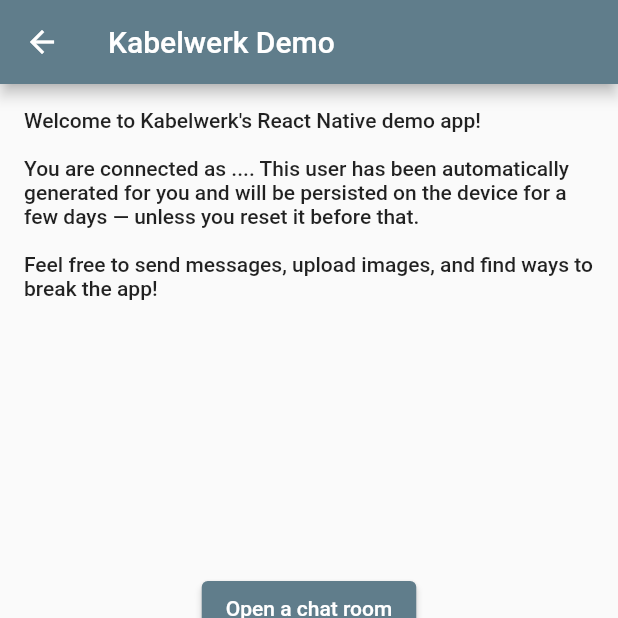
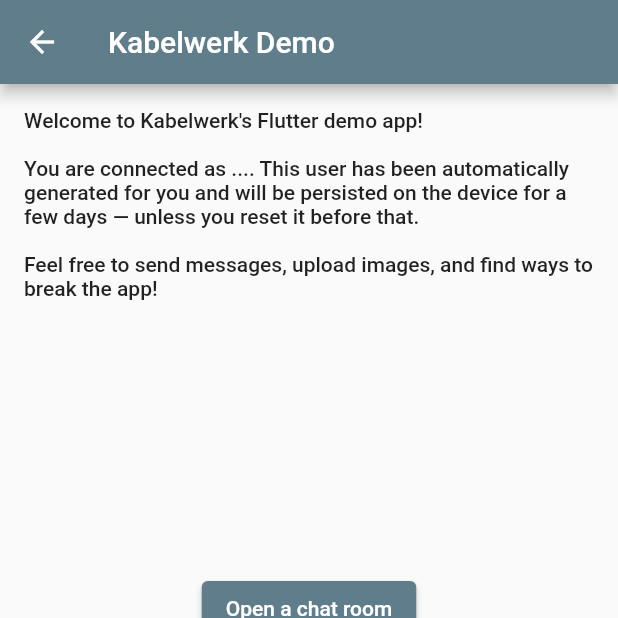
Before and after one commit to kabelwerk/sdk-dart, a Flutter app: the HomeScreen screen opened by its route, on a phone screen of 412 x 824 dp, the top half of it. Run offline on Flutter 3.47's test engine with Material 2 defaults, Android fonts, the phone set to English and light mode, and no system bars; our stand-ins replace cross_file, equatable, flutter_chat_types, flutter_chat_ui, flutter_secure_storage; missing offline and left inert: phoenix_socket; accounts and stored records are empty.

```diff
--- a/example/mobile/lib/home_screen.dart
+++ b/example/mobile/lib/home_screen.dart
@@ -22,7 +22,7 @@ class HomeScreen extends StatelessWidget {
           crossAxisAlignment: CrossAxisAlignment.stretch,
           children: [
             Text(
-              "Welcome to Kabelwerk's React Native demo app!\n",
+              "Welcome to Kabelwerk's Flutter demo app!\n",
               style: Theme.of(context).textTheme.bodyLarge,
             ),
             Text(
```
Also changed, not shown: 2 other files.
